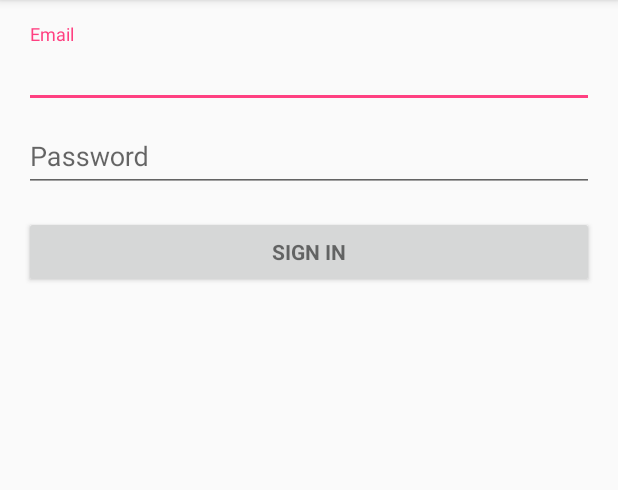
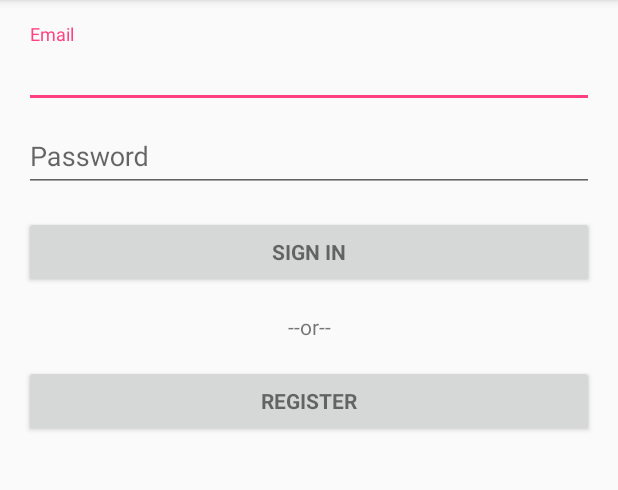
Before and after one commit to ChrisLane/car-control, an Android app: the screen it shows after launch (LoginActivity), on a phone screen of 412 x 824 dp, the part 84-574 px from its top. Run offline under Robolectric (Android 15) with nearby library versions, the phone set to English and light mode, and no system bars; 2 statements that could not run were skipped.

Commit message:
Add separate register button

```diff
--- a/app/src/main/res/layout/activity_login.xml
+++ b/app/src/main/res/layout/activity_login.xml
@@ -54,7 +54,6 @@
                         android:layout_width="match_parent"
                         android:layout_height="wrap_content"
                         android:hint="@string/prompt_password"
-                        android:imeActionId="@+id/login"
                         android:imeActionLabel="@string/action_sign_in_short"
                         android:imeOptions="actionUnspecified"
                         android:inputType="textPassword"
@@ -72,6 +71,22 @@
                     android:text="@string/action_sign_in"
                     android:textStyle="bold"/>
 
+            <TextView
+                    android:layout_width="match_parent"
+                    android:layout_height="wrap_content"
+                    android:text="@string/or"
+                    android:gravity="center"
+                    android:layout_marginTop="16dp"/>
+
+            <Button
+                    android:id="@+id/register_button"
+                    style="?android:textAppearanceSmall"
+                    android:layout_width="match_parent"
+                    android:layout_height="wrap_content"
+                    android:layout_marginTop="16dp"
+                    android:text="@string/action_register"
+                    android:textStyle="bold"/>
+
         </LinearLayout>
     </ScrollView>
 </LinearLayout>
--- a/app/src/main/res/values/strings.xml
+++ b/app/src/main/res/values/strings.xml
@@ -11,4 +11,6 @@
     <string name="error_incorrect_password">This password is incorrect</string>
     <string name="error_field_required">This field is required</string>
     <string name="permission_rationale">"Contacts permissions are needed for providing email completions."</string>
+    <string name="action_register">Register</string>
+    <string name="or">--or--</string>
 </resources>
```
